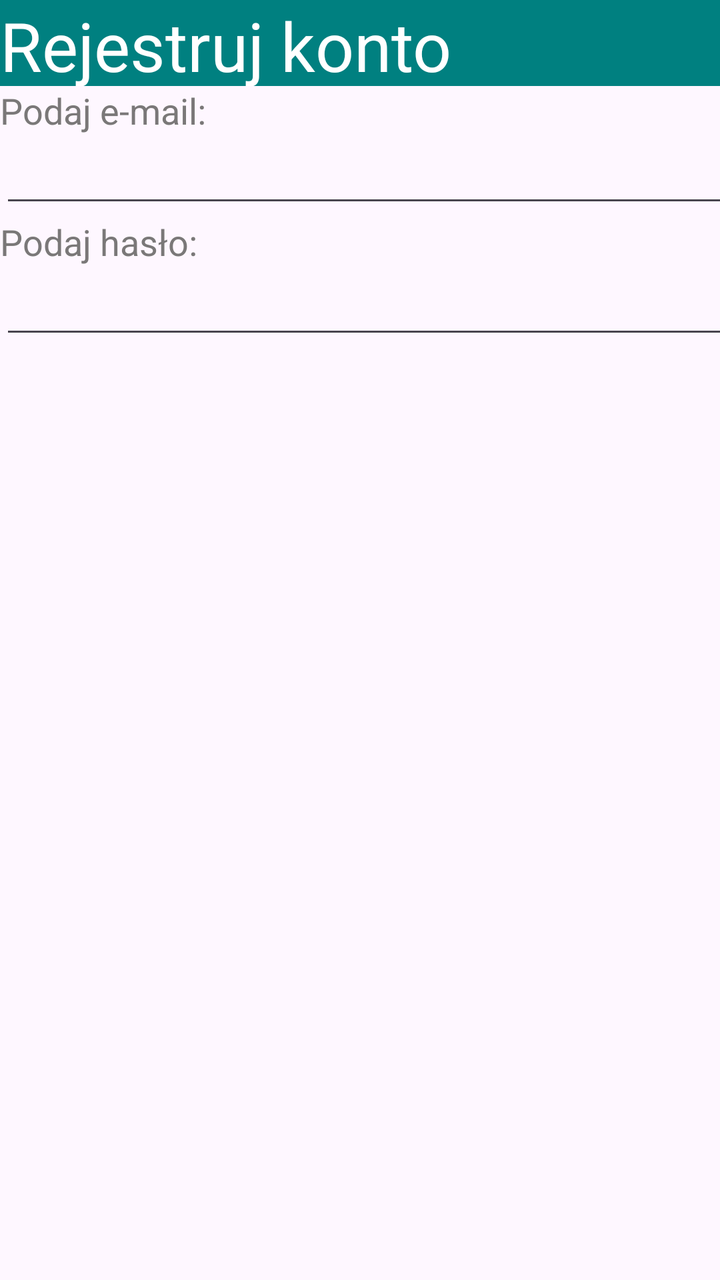
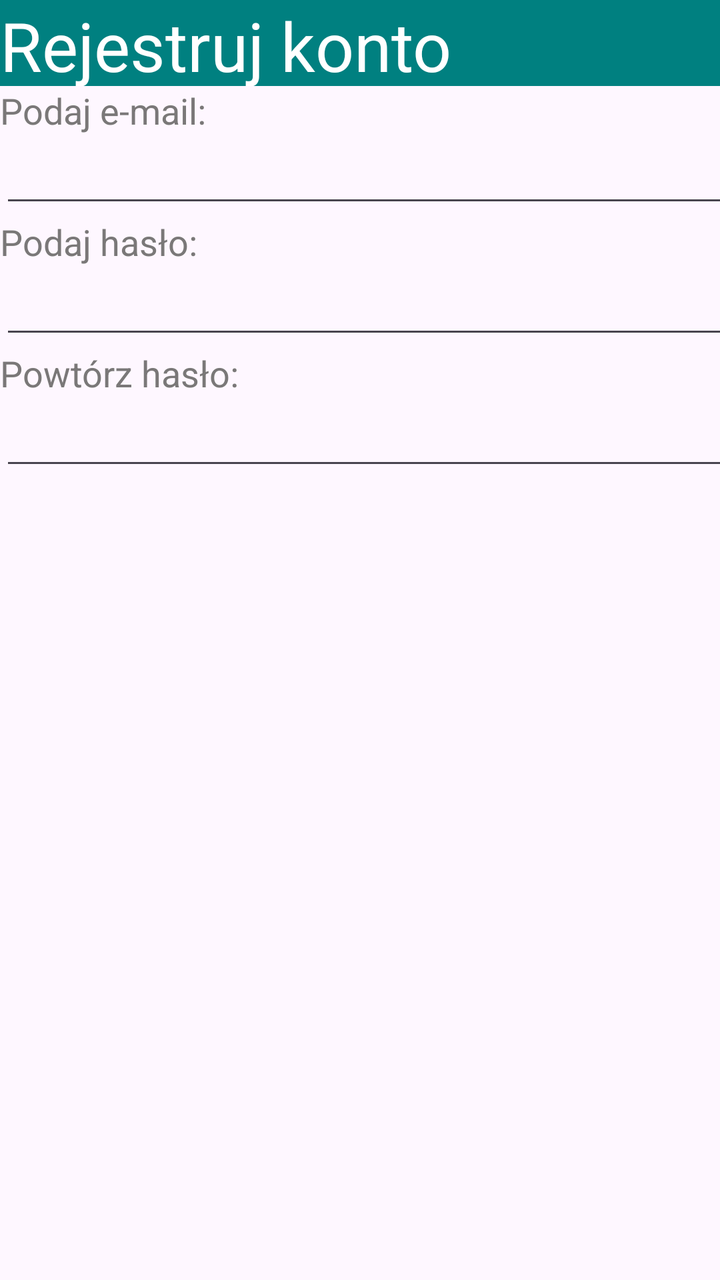

Before-and-after screenshots of an Android layout around one commit, followed by the original layout XML and the change that was made.
<!-- AndroidManifest.xml: application theme Theme.MyApp2809 -->
<!-- res/layout/activity_main.xml -->
<?xml version="1.0" encoding="utf-8"?>
<androidx.constraintlayout.widget.ConstraintLayout xmlns:android="http://schemas.android.com/apk/res/android"
    xmlns:app="http://schemas.android.com/apk/res-auto"
    xmlns:tools="http://schemas.android.com/tools"
    android:id="@+id/main"
    android:layout_width="match_parent"
    android:layout_height="match_parent"
    tools:context=".MainActivity">


    <LinearLayout
        android:layout_width="409dp"
        android:layout_height="729dp"
        android:orientation="vertical"
        tools:layout_editor_absoluteX="1dp"
        tools:layout_editor_absoluteY="1dp">

        <TextView
            android:id="@+id/textView"
            android:layout_width="match_parent"
            android:layout_height="43dp"
            android:background="#008080"
            android:text="@string/header_1"
            android:textColor="#FFFFFF"
            android:textSize="34sp" />

        <TextView
            android:id="@+id/textView2"
            android:layout_width="match_parent"
            android:layout_height="wrap_content"
            android:textColor="#7A7878"
            android:textSize="18sp"
            android:text="@string/label_1"
            />

        <EditText
            android:id="@+id/editTextTextEmailAddress2"
            android:layout_width="match_parent"
            android:layout_height="wrap_content"
            android:ems="10"
            android:inputType="textEmailAddress" />

        <TextView
            android:id="@+id/textView4"
            android:layout_width="match_parent"
            android:layout_height="wrap_content"
            android:text="@string/label_2"
            android:textColor="#7A7878"
            android:textSize="18sp" />

        <EditText
            android:id="@+id/editTextTextPassword"
            android:layout_width="match_parent"
            android:layout_height="wrap_content"
            android:ems="10"
            android:inputType="textPassword" />

    </LinearLayout>
</androidx.constraintlayout.widget.ConstraintLayout>
<!-- resources referenced by this layout -->
<resources>
  <string name="header_1">Rejestruj konto</string>
  <string name="label_1">Podaj e-mail:</string>
  <string name="label_2">Podaj hasło:</string>
  <style name="Theme.MyApp2809" parent="Base.Theme.MyApp2809" />
  <style name="Base.Theme.MyApp2809" parent="Theme.Material3.DayNight.NoActionBar">
          
          
      </style>
</resources>

<!-- the commit's change to res/layout/activity_main.xml (unified diff, before → after) -->
@@ -55,5 +55,20 @@
             android:ems="10"
             android:inputType="textPassword" />
 
+        <TextView
+            android:id="@+id/textView7"
+            android:layout_width="match_parent"
+            android:layout_height="wrap_content"
+            android:text="@string/label_3"
+            android:textColor="#7A7878"
+            android:textSize="18sp" />
+
+        <EditText
+            android:id="@+id/editTextTextPassword2"
+            android:layout_width="match_parent"
+            android:layout_height="wrap_content"
+            android:ems="10"
+            android:inputType="textPassword" />
+
     </LinearLayout>
 </androidx.constraintlayout.widget.ConstraintLayout>
<!-- resource entries referenced after the edit -->
@@ -3,6 +3,7 @@
   <string name="header_1">Rejestruj konto</string>
   <string name="label_1">Podaj e-mail:</string>
   <string name="label_2">Podaj hasło:</string>
+  <string name="label_3">Powtórz hasło:</string>
   <style name="Theme.MyApp2809" parent="Base.Theme.MyApp2809" />
   <style name="Base.Theme.MyApp2809" parent="Theme.Material3.DayNight.NoActionBar">
           
